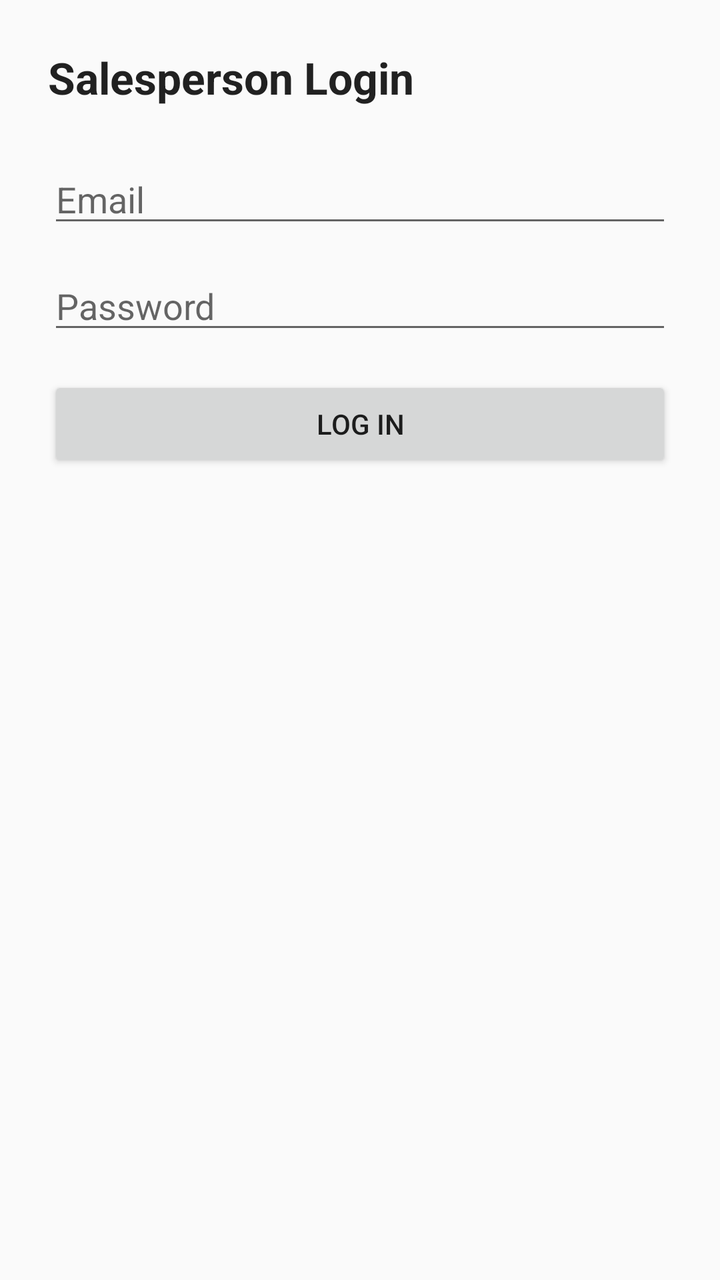
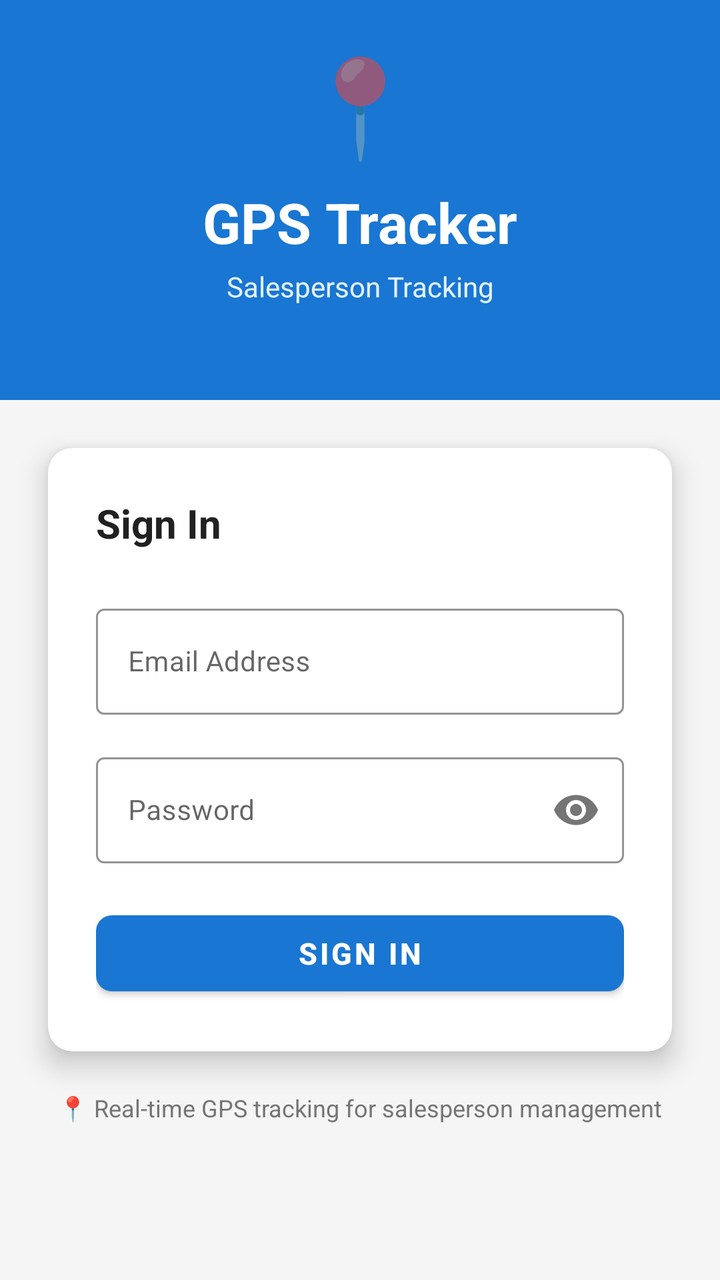

Compare the two renders of this Android layout. The source of the first and the diff that turns it into the second are given below.
<!-- AndroidManifest.xml: application theme Theme.GPSTracker -->
<!-- res/layout/activity_login.xml -->
<?xml version="1.0" encoding="utf-8"?>
<androidx.constraintlayout.widget.ConstraintLayout xmlns:android="http://schemas.android.com/apk/res/android"
    xmlns:app="http://schemas.android.com/apk/res-auto"
    android:layout_width="match_parent"
    android:layout_height="match_parent"
    android:padding="24dp">

    <TextView
        android:id="@+id/loginTitle"
        android:layout_width="0dp"
        android:layout_height="wrap_content"
        android:text="Salesperson Login"
        android:textAppearance="@style/TextAppearance.AppCompat.Large"
        android:textStyle="bold"
        app:layout_constraintTop_toTopOf="parent"
        app:layout_constraintStart_toStartOf="parent"
        app:layout_constraintEnd_toEndOf="parent" />

    <EditText
        android:id="@+id/emailInput"
        android:layout_width="0dp"
        android:layout_height="wrap_content"
        android:hint="Email"
        android:inputType="textEmailAddress"
        app:layout_constraintTop_toBottomOf="@id/loginTitle"
        app:layout_constraintStart_toStartOf="parent"
        app:layout_constraintEnd_toEndOf="parent"
        android:layout_marginTop="24dp" />

    <EditText
        android:id="@+id/passwordInput"
        android:layout_width="0dp"
        android:layout_height="wrap_content"
        android:hint="Password"
        android:inputType="textPassword"
        app:layout_constraintTop_toBottomOf="@id/emailInput"
        app:layout_constraintStart_toStartOf="parent"
        app:layout_constraintEnd_toEndOf="parent"
        android:layout_marginTop="12dp" />

    <TextView
        android:id="@+id/errorText"
        android:layout_width="0dp"
        android:layout_height="wrap_content"
        android:textColor="@android:color/holo_red_dark"
        android:visibility="gone"
        app:layout_constraintTop_toBottomOf="@id/passwordInput"
        app:layout_constraintStart_toStartOf="parent"
        app:layout_constraintEnd_toEndOf="parent"
        android:layout_marginTop="12dp" />

    <Button
        android:id="@+id/loginButton"
        android:layout_width="0dp"
        android:layout_height="wrap_content"
        android:text="Log In"
        app:layout_constraintTop_toBottomOf="@id/errorText"
        app:layout_constraintStart_toStartOf="parent"
        app:layout_constraintEnd_toEndOf="parent"
        android:layout_marginTop="16dp" />

    <ProgressBar
        android:id="@+id/loadingSpinner"
        android:layout_width="wrap_content"
        android:layout_height="wrap_content"
        android:visibility="gone"
        app:layout_constraintTop_toBottomOf="@id/loginButton"
        app:layout_constraintStart_toStartOf="parent"
        app:layout_constraintEnd_toEndOf="parent"
        android:layout_marginTop="16dp" />

</androidx.constraintlayout.widget.ConstraintLayout>
<!-- resources referenced by this layout -->
<resources>
  <style name="Theme.GPSTracker" parent="Theme.AppCompat.Light.NoActionBar">
          <item name="colorPrimary">#1976D2</item>
          <item name="colorPrimaryDark">#115293</item>
          <item name="colorAccent">#03A9F4</item>
      </style>
</resources>

<!-- the commit's change to res/layout/activity_login.xml (unified diff, before → after) -->
@@ -3,70 +3,173 @@
     xmlns:app="http://schemas.android.com/apk/res-auto"
     android:layout_width="match_parent"
     android:layout_height="match_parent"
-    android:padding="24dp">
+    android:background="@color/light_gray">
 
-    <TextView
-        android:id="@+id/loginTitle"
+    
+    <View
+        android:id="@+id/headerBackground"
         android:layout_width="0dp"
-        android:layout_height="wrap_content"
-        android:text="Salesperson Login"
-        android:textAppearance="@style/TextAppearance.AppCompat.Large"
-        android:textStyle="bold"
+        android:layout_height="200dp"
+        android:background="@color/primary"
         app:layout_constraintTop_toTopOf="parent"
         app:layout_constraintStart_toStartOf="parent"
         app:layout_constraintEnd_toEndOf="parent" />
 
-    <EditText
-        android:id="@+id/emailInput"
+    
+    <TextView
+        android:id="@+id/appLogo"
+        android:layout_width="wrap_content"
+        android:layout_height="wrap_content"
+        android:text="📍"
+        android:textSize="48sp"
+        android:layout_marginTop="20dp"
+        app:layout_constraintTop_toTopOf="parent"
+        app:layout_constraintStart_toStartOf="parent"
+        app:layout_constraintEnd_toEndOf="parent" />
+
+    <TextView
+        android:id="@+id/appTitle"
+        android:layout_width="wrap_content"
+        android:layout_height="wrap_content"
+        android:text="GPS Tracker"
+        android:textColor="@color/white"
+        android:textSize="28sp"
+        android:textStyle="bold"
+        android:layout_marginTop="8dp"
+        app:layout_constraintTop_toBottomOf="@id/appLogo"
+        app:layout_constraintStart_toStartOf="parent"
+        app:layout_constraintEnd_toEndOf="parent" />
+
+    <TextView
+        android:id="@+id/appSubtitle"
+        android:layout_width="wrap_content"
+        android:layout_height="wrap_content"
+        android:text="Salesperson Tracking"
+        android:textColor="#E3F2FD"
+        android:textSize="14sp"
+        android:layout_marginTop="4dp"
+        app:layout_constraintTop_toBottomOf="@id/appTitle"
+        app:layout_constraintStart_toStartOf="parent"
+        app:layout_constraintEnd_toEndOf="parent" />
+
+    
+    <androidx.cardview.widget.CardView
+        android:id="@+id/loginCard"
         android:layout_width="0dp"
         android:layout_height="wrap_content"
-        android:hint="Email"
-        android:inputType="textEmailAddress"
-        app:layout_constraintTop_toBottomOf="@id/loginTitle"
+        android:layout_margin="24dp"
+        app:cardCornerRadius="12dp"
+        app:cardElevation="8dp"
+        app:layout_constraintTop_toBottomOf="@id/headerBackground"
         app:layout_constraintStart_toStartOf="parent"
         app:layout_constraintEnd_toEndOf="parent"
-        android:layout_marginTop="24dp" />
+        android:layout_marginTop="-40dp">
 
-    <EditText
-        android:id="@+id/passwordInput"
+        <LinearLayout
+            android:layout_width="match_parent"
+            android:layout_height="wrap_content"
+            android:orientation="vertical"
+            android:padding="24dp">
+
+            <TextView
+                android:id="@+id/loginTitle"
+                android:layout_width="match_parent"
+                android:layout_height="wrap_content"
+                android:text="Sign In"
+                android:textColor="@color/text_dark"
+                android:textSize="20sp"
+                android:textStyle="bold"
+                android:layout_marginBottom="24dp" />
+
+            
+            <com.google.android.material.textfield.TextInputLayout
+                android:id="@+id/emailLayout"
+                android:layout_width="match_parent"
+                android:layout_height="wrap_content"
+                android:layout_marginBottom="16dp"
+                app:hintAnimationEnabled="true"
+                app:boxStrokeColor="@color/primary"
+                style="@style/Widget.MaterialComponents.TextInputLayout.OutlinedBox">
+
+                <com.google.android.material.textfield.TextInputEditText
+                    android:id="@+id/emailInput"
+                    android:layout_width="match_parent"
+                    android:layout_height="wrap_content"
+                    android:hint="Email Address"
+                    android:inputType="textEmailAddress"
+                    android:textSize="14sp" />
+
+            </com.google.android.material.textfield.TextInputLayout>
+
+            
+            <com.google.android.material.textfield.TextInputLayout
+                android:id="@+id/passwordLayout"
+                android:layout_width="match_parent"
+                android:layout_height="wrap_content"
+                android:layout_marginBottom="12dp"
+                app:hintAnimationEnabled="true"
+                app:boxStrokeColor="@color/primary"
+                app:passwordToggleEnabled="true"
+                style="@style/Widget.MaterialComponents.TextInputLayout.OutlinedBox">
+
+                <com.google.android.material.textfield.TextInputEditText
+                    android:id="@+id/passwordInput"
+                    android:layout_width="match_parent"
+                    android:layout_height="wrap_content"
+                    android:hint="Password"
+                    android:inputType="textPassword"
+                    android:textSize="14sp" />
+
+            </com.google.android.material.textfield.TextInputLayout>
+
+            
+            <TextView
+                android:id="@+id/errorText"
+                android:layout_width="match_parent"
+                android:layout_height="wrap_content"
+                android:textColor="@color/error_red"
+                android:textSize="12sp"
+                android:visibility="gone"
+                android:layout_marginBottom="12dp" />
+
+            
+            <com.google.android.material.button.MaterialButton
+                android:id="@+id/loginButton"
+                android:layout_width="match_parent"
+                android:layout_height="50dp"
+                android:text="SIGN IN"
+                android:textSize="15sp"
+                android:textStyle="bold"
+                android:layout_marginTop="8dp"
+                app:cornerRadius="8dp"
+                app:backgroundTint="@color/primary" />
+
+            
+            <ProgressBar
+                android:id="@+id/loadingSpinner"
+                android:layout_width="wrap_content"
+                android:layout_height="wrap_content"
+                android:visibility="gone"
+                android:layout_gravity="center"
+                android:layout_marginTop="16dp" />
+
+        </LinearLayout>
+
+    </androidx.cardview.widget.CardView>
+
+    
+    <TextView
+        android:id="@+id/infoText"
         android:layout_width="0dp"
         android:layout_height="wrap_content"
-        android:hint="Password"
-        android:inputType="textPassword"
-        app:layout_constraintTop_toBottomOf="@id/emailInput"
+        android:text="📍 Real-time GPS tracking for salesperson management"
+        android:textColor="@color/text_light"
+        android:textSize="12sp"
+        android:gravity="center"
+        android:layout_marginHorizontal="24dp"
+        android:layout_marginTop="20dp"
+        app:layout_constraintTop_toBottomOf="@id/loginCard"
         app:layout_constraintStart_toStartOf="parent"
-        app:layout_constraintEnd_toEndOf="parent"
-        android:layout_marginTop="12dp" />
-
-    <TextView
-        android:id="@+id/errorText"
-        android:layout_width="0dp"
-        android:layout_height="wrap_content"
-        android:textColor="@android:color/holo_red_dark"
-        android:visibility="gone"
-        app:layout_constraintTop_toBottomOf="@id/passwordInput"
-        app:layout_constraintStart_toStartOf="parent"
-        app:layout_constraintEnd_toEndOf="parent"
-        android:layout_marginTop="12dp" />
-
-    <Button
-        android:id="@+id/loginButton"
-        android:layout_width="0dp"
-        android:layout_height="wrap_content"
-        android:text="Log In"
-        app:layout_constraintTop_toBottomOf="@id/errorText"
-        app:layout_constraintStart_toStartOf="parent"
-        app:layout_constraintEnd_toEndOf="parent"
-        android:layout_marginTop="16dp" />
-
-    <ProgressBar
-        android:id="@+id/loadingSpinner"
-        android:layout_width="wrap_content"
-        android:layout_height="wrap_content"
-        android:visibility="gone"
-        app:layout_constraintTop_toBottomOf="@id/loginButton"
-        app:layout_constraintStart_toStartOf="parent"
-        app:layout_constraintEnd_toEndOf="parent"
-        android:layout_marginTop="16dp" />
+        app:layout_constraintEnd_toEndOf="parent" />
 
 </androidx.constraintlayout.widget.ConstraintLayout>
<!-- resource entries referenced after the edit -->
@@ -1,6 +1,12 @@
 <!-- resources referenced by this layout -->
 <resources>
-  <style name="Theme.GPSTracker" parent="Theme.AppCompat.Light.NoActionBar">
+  <color name="error_red">#F44336</color>
+  <color name="light_gray">#F5F5F5</color>
+  <color name="primary">#1976D2</color>
+  <color name="text_dark">#212121</color>
+  <color name="text_light">#757575</color>
+  <color name="white">#FFFFFF</color>
+  <style name="Theme.GPSTracker" parent="Theme.MaterialComponents.Light.NoActionBar">
           <item name="colorPrimary">#1976D2</item>
           <item name="colorPrimaryDark">#115293</item>
           <item name="colorAccent">#03A9F4</item>
